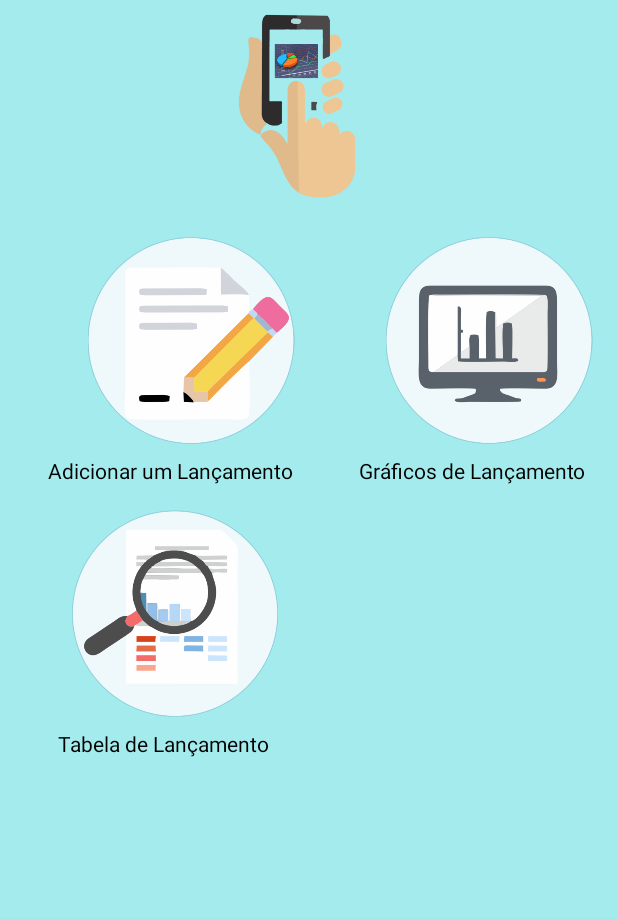
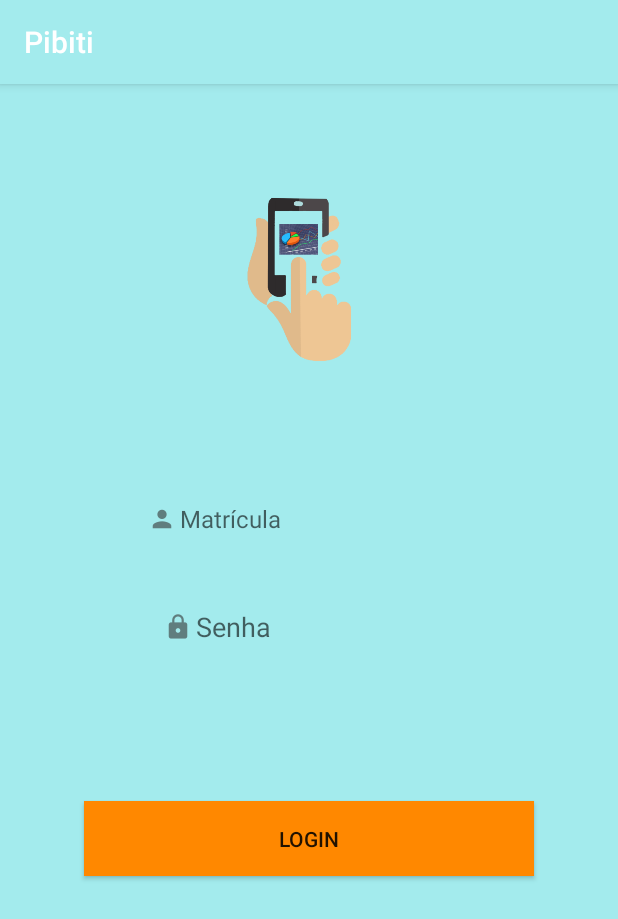
Before and after one commit to MattheusB/Pibici, an Android app: the screen it shows after launch (MainActivity before the commit, LoginActivity after it), on a phone screen of 412 x 824 dp. Shown: the top 919 px of the screen. Run offline under Robolectric (Android 15) with nearby library versions, the phone set to English and light mode, and no system bars.

Commit message:
Tela de login criada, faltando alinhar o design e linkar com a mainActivity

```diff
--- a/Pibiti/app/src/main/AndroidManifest.xml
+++ b/Pibiti/app/src/main/AndroidManifest.xml
@@ -9,7 +9,7 @@
         android:roundIcon="@mipmap/ic_launcher_round"
         android:supportsRtl="true"
         android:theme="@style/AppTheme">
-        <activity android:name=".MainActivity">
+        <activity android:name=".LoginActivity">
             <intent-filter>
                 <action android:name="android.intent.action.MAIN" />
 
@@ -19,7 +19,8 @@
         <activity android:name=".FormActivity" />
         <activity android:name=".GraphicActivity" />
         <activity android:name=".TableActivity" />
-        <activity android:name=".AnalysisActivity"></activity>
+        <activity android:name=".AnalysisActivity" />
+        <activity android:name=".MainActivity"></activity>
     </application>
 
 </manifest>
--- /dev/null
+++ b/Pibiti/app/src/main/java/com/example/mattheusbrito/pibiti/LoginActivity.java
@@ -0,0 +1,13 @@
+package com.example.mattheusbrito.pibiti;
+
+import android.support.v7.app.AppCompatActivity;
+import android.os.Bundle;
+
+public class LoginActivity extends AppCompatActivity {
+
+    @Override
+    protected void onCreate(Bundle savedInstanceState) {
+        super.onCreate(savedInstanceState);
+        setContentView(R.layout.activity_login);
+    }
+}
--- a/Pibiti/app/src/main/res/layout/activity_form.xml
+++ b/Pibiti/app/src/main/res/layout/activity_form.xml
@@ -219,8 +219,8 @@
 
     <Button
         android:id="@+id/button"
-        android:layout_width="wrap_content"
-        android:layout_height="wrap_content"
+        android:layout_width="300dp"
+        android:layout_height="50dp"
         android:layout_marginStart="8dp"
         android:layout_marginLeft="8dp"
         android:layout_marginTop="36dp"
--- /dev/null
+++ b/Pibiti/app/src/main/res/layout/activity_login.xml
@@ -0,0 +1,74 @@
+<?xml version="1.0" encoding="utf-8"?>
+<android.support.constraint.ConstraintLayout xmlns:android="http://schemas.android.com/apk/res/android"
+    xmlns:app="http://schemas.android.com/apk/res-auto"
+    xmlns:tools="http://schemas.android.com/tools"
+    android:layout_width="match_parent"
+    android:layout_height="match_parent"
+    android:background="@color/colorPrimary"
+    tools:context=".LoginActivity">
+
+    <ImageView
+        android:id="@+id/imageView"
+        android:layout_width="120dp"
+        android:layout_height="150dp"
+        android:layout_marginStart="8dp"
+        android:layout_marginLeft="8dp"
+        android:layout_marginTop="52dp"
+        android:layout_marginEnd="8dp"
+        android:layout_marginRight="8dp"
+        app:layout_constraintEnd_toEndOf="parent"
+        app:layout_constraintHorizontal_bias="0.502"
+        app:layout_constraintStart_toStartOf="parent"
+        app:layout_constraintTop_toTopOf="parent"
+        app:srcCompat="@drawable/logo" />
+
+    <EditText
+        android:id="@+id/editText"
+        android:layout_width="200dp"
+        android:layout_height="40dp"
+        android:layout_marginStart="96dp"
+        android:layout_marginLeft="96dp"
+        android:layout_marginTop="68dp"
+        android:background="@color/colorPrimary"
+        android:drawableLeft="@drawable/ic_action_user"
+        android:ems="10"
+        android:hint="Matrícula"
+        android:inputType="textPersonName"
+        android:textSize="16dp"
+        app:layout_constraintStart_toStartOf="parent"
+        app:layout_constraintTop_toBottomOf="@+id/imageView" />
+
+    <EditText
+        android:id="@+id/editText2"
+        android:layout_width="200dp"
+        android:layout_height="40dp"
+        android:layout_marginStart="8dp"
+        android:layout_marginLeft="8dp"
+        android:layout_marginTop="32dp"
+        android:layout_marginEnd="8dp"
+        android:layout_marginRight="8dp"
+        android:background="@color/colorPrimary"
+        android:drawableLeft="@drawable/ic_action_password"
+        android:ems="10"
+        android:hint="Senha"
+        android:inputType="textPassword"
+        app:layout_constraintEnd_toEndOf="parent"
+        app:layout_constraintHorizontal_bias="0.503"
+        app:layout_constraintStart_toStartOf="parent"
+        app:layout_constraintTop_toBottomOf="@+id/editText" />
+
+    <Button
+        android:id="@+id/button2"
+        android:layout_width="300dp"
+        android:layout_height="50dp"
+        android:layout_marginStart="8dp"
+        android:layout_marginLeft="8dp"
+        android:layout_marginTop="96dp"
+        android:layout_marginEnd="8dp"
+        android:layout_marginRight="8dp"
+        android:background="@android:color/holo_orange_dark"
+        android:text="Login"
+        app:layout_constraintEnd_toEndOf="parent"
+        app:layout_constraintStart_toStartOf="parent"
+        app:layout_constraintTop_toBottomOf="@+id/editText2" />
+</android.support.constraint.ConstraintLayout>
--- a/Pibiti/app/src/main/res/layout/activity_main.xml
+++ b/Pibiti/app/src/main/res/layout/activity_main.xml
@@ -9,8 +9,8 @@
 
     <ImageView
         android:id="@+id/imageView3"
-        android:layout_width="180dp"
-        android:layout_height="134dp"
+        android:layout_width="120dp"
+        android:layout_height="150dp"
         android:layout_marginStart="8dp"
         android:layout_marginLeft="8dp"
         android:layout_marginEnd="8dp"
```
Also changed, not shown: Pibiti/app/src/main/res/drawable-hdpi/ic_action_password.png (added), Pibiti/app/src/main/res/drawable-hdpi/ic_action_user.png (added), Pibiti/app/src/main/res/drawable-mdpi/ic_action_password.png (added), Pibiti/app/src/main/res/drawable-mdpi/ic_action_user.png (added), Pibiti/app/src/main/res/drawable-xhdpi/ic_action_password.png (added), Pibiti/app/src/main/res/drawable-xhdpi/ic_action_user.png (added), Pibiti/app/src/main/res/drawable-xxhdpi/ic_action_password.png (added), Pibiti/app/src/main/res/drawable-xxhdpi/ic_action_user.png (added), Pibiti/app/src/main/res/drawable-xxxhdpi/ic_action_password.png (added), Pibiti/app/src/main/res/drawable-xxxhdpi/ic_action_user.png (added).
